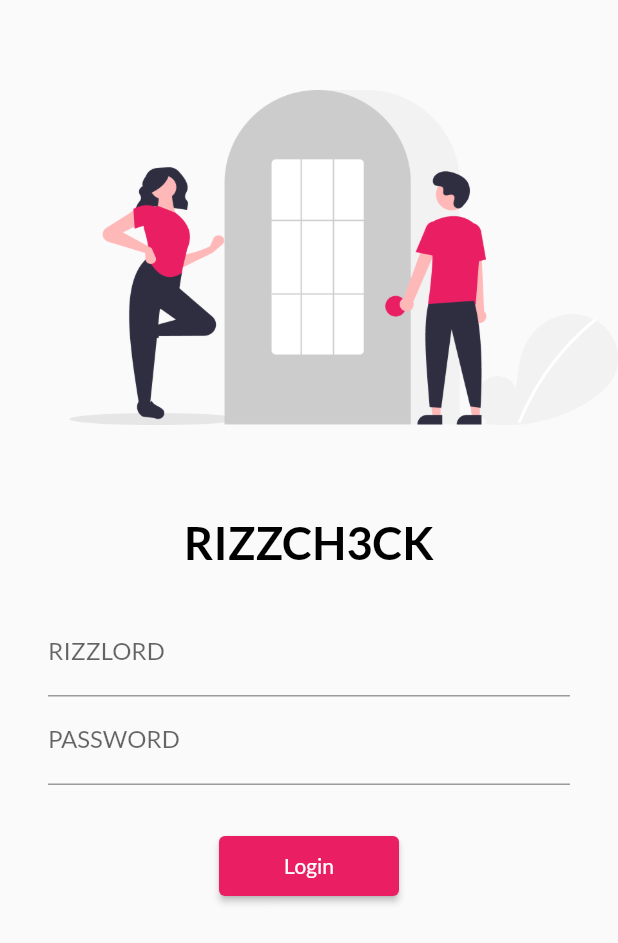
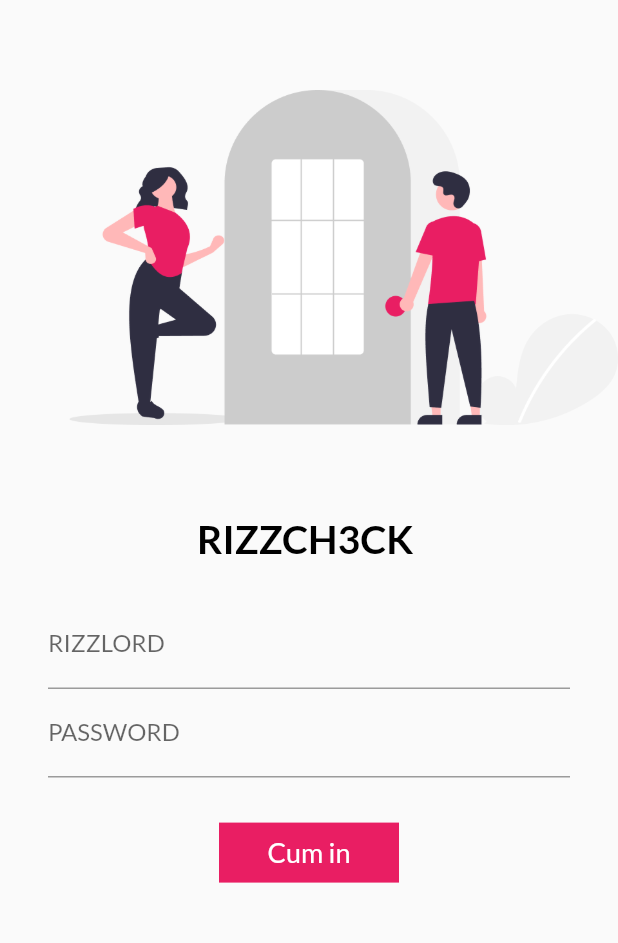
Before and after one commit to SakshxmSingh/Flutter_Trial, a Flutter app: the screen it shows after launch, on a phone screen of 412 x 824 dp. Shown: the top 943 px of the screen. Run offline on Flutter 3.47's test engine with Material 2 defaults, Android fonts, the phone set to English and light mode, and no system bars; our stand-ins replace google_fonts.

Commit message:
chapter6

```diff
--- a/lib/pages/login_page.dart
+++ b/lib/pages/login_page.dart
@@ -3,9 +3,15 @@
 import 'package:flutter/material.dart';
 import 'package:flutter_application_2/utils/routes.dart';
 
-class LoginPage extends StatelessWidget {
+class LoginPage extends StatefulWidget {
   const LoginPage({super.key});
 
+  @override
+  State<LoginPage> createState() => _LoginPageState();
+}
+
+class _LoginPageState extends State<LoginPage> {
+  String name ="";
   @override
   Widget build(BuildContext context) {
     return Material(
@@ -21,9 +27,9 @@ class LoginPage extends StatelessWidget {
               height: 60,
             ),
             Text(
-                "RIZZCH3CK",
+                "RIZZCH3CK $name",
                 style: TextStyle(
-                  fontSize: 30,
+                  fontSize: 26,
                   color: Colors.black,
                   fontWeight: FontWeight.bold
                 ),
@@ -41,6 +47,10 @@ class LoginPage extends StatelessWidget {
                       hintText: "Enter username",
                       labelText: "RIZZLORD",
                     ),
+                    onChanged: (value){
+                      name = value;
+                      setState(() {});
+                    },
                   ),
                   TextFormField(
                     obscureText: true,
@@ -52,13 +62,22 @@ class LoginPage extends StatelessWidget {
                   SizedBox(
                     height: 30,
                   ),
-                  ElevatedButton(
-                    onPressed: (){
-                      Navigator.pushNamed(context, MyRoutes.homeRoute);
-                    },
-                    child: Text("Login"),
-                    style: TextButton.styleFrom(minimumSize: Size(120, 40)),
-                    )
+                  Container(
+                    height: 40,
+                    width: 120,
+                    decoration: BoxDecoration(
+                      color: Colors.pink
+                    ),
+                    alignment: Alignment.center,
+                    child: Text("Cum in", style: TextStyle(color: Colors.white,fontSize: 18), ),
+                  ),
+                  // ElevatedButton(
+                  //   onPressed: (){
+                  //     Navigator.pushNamed(context, MyRoutes.homeRoute);
+                  //   },
+                  //   child: Text("Login"),
+                  //   style: TextButton.styleFrom(minimumSize: Size(120, 40)),
+                  //   )
                 ],
               ),
             ),
```
Also changed, not shown: flutter_01.png (added).
